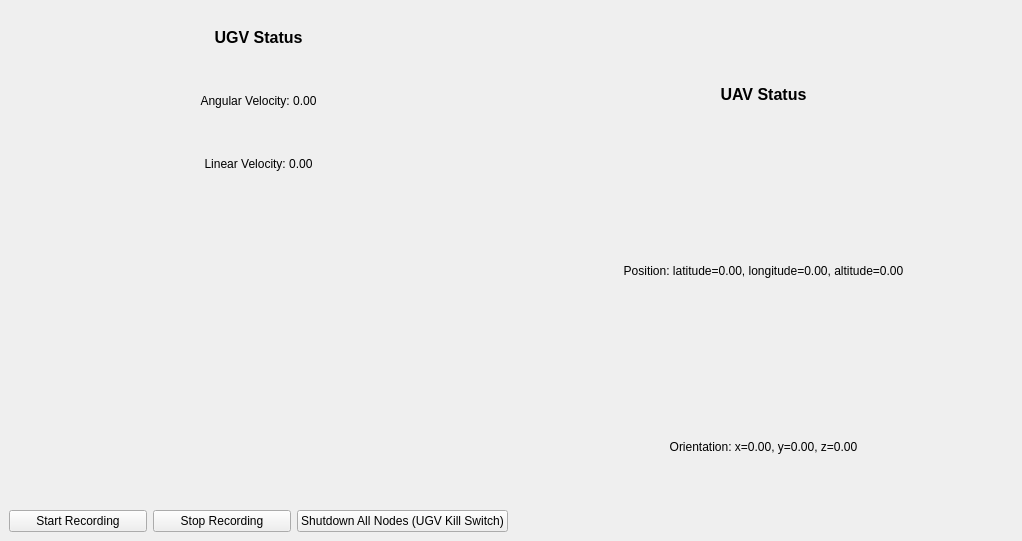
First picture: the form in robot_dashboard.ui, repository yushayusha/jetacker-communication, before the edit.
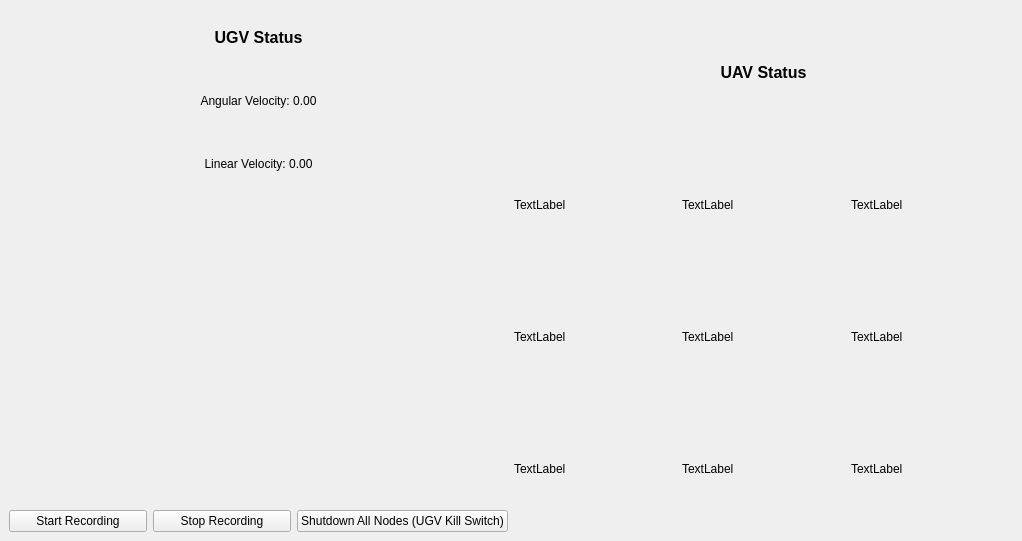
Second picture: the form after the edit.

```diff
--- a/robot_dashboard.ui
+++ b/robot_dashboard.ui
@@ -131,24 +131,79 @@
          </widget>
         </item>
         <item>
-         <widget class="QLabel" name="label_orientation">
-          <property name="text">
-           <string>Position: latitude=0.00, longitude=0.00, altitude=0.00</string>
-          </property>
-          <property name="alignment">
-           <set>Qt::AlignCenter</set>
-          </property>
-         </widget>
+         <layout class="QHBoxLayout" name="horizontalLayout_2">
+          <item>
+           <widget class="QLabel" name="ax_label">
+            <property name="text">
+             <string>TextLabel</string>
+            </property>
+           </widget>
+          </item>
+          <item>
+           <widget class="QLabel" name="ay_label">
+            <property name="text">
+             <string>TextLabel</string>
+            </property>
+           </widget>
+          </item>
+          <item>
+           <widget class="QLabel" name="az_label">
+            <property name="text">
+             <string>TextLabel</string>
+            </property>
+           </widget>
+          </item>
+         </layout>
         </item>
         <item>
-         <widget class="QLabel" name="label_position">
-          <property name="text">
-           <string>Orientation: x=0.00, y=0.00, z=0.00</string>
-          </property>
-          <property name="alignment">
-           <set>Qt::AlignCenter</set>
-          </property>
-         </widget>
+         <layout class="QHBoxLayout" name="horizontalLayout_5">
+          <item>
+           <widget class="QLabel" name="gx_label">
+            <property name="text">
+             <string>TextLabel</string>
+            </property>
+           </widget>
+          </item>
+          <item>
+           <widget class="QLabel" name="gy_label">
+            <property name="text">
+             <string>TextLabel</string>
+            </property>
+           </widget>
+          </item>
+          <item>
+           <widget class="QLabel" name="gz_label">
+            <property name="text">
+             <string>TextLabel</string>
+            </property>
+           </widget>
+          </item>
+         </layout>
+        </item>
+        <item>
+         <layout class="QHBoxLayout" name="horizontalLayout_6">
+          <item>
+           <widget class="QLabel" name="mx_label">
+            <property name="text">
+             <string>TextLabel</string>
+            </property>
+           </widget>
+          </item>
+          <item>
+           <widget class="QLabel" name="my_label">
+            <property name="text">
+             <string>TextLabel</string>
+            </property>
+           </widget>
+          </item>
+          <item>
+           <widget class="QLabel" name="mz_label">
+            <property name="text">
+             <string>TextLabel</string>
+            </property>
+           </widget>
+          </item>
+         </layout>
         </item>
        </layout>
       </item>
```
